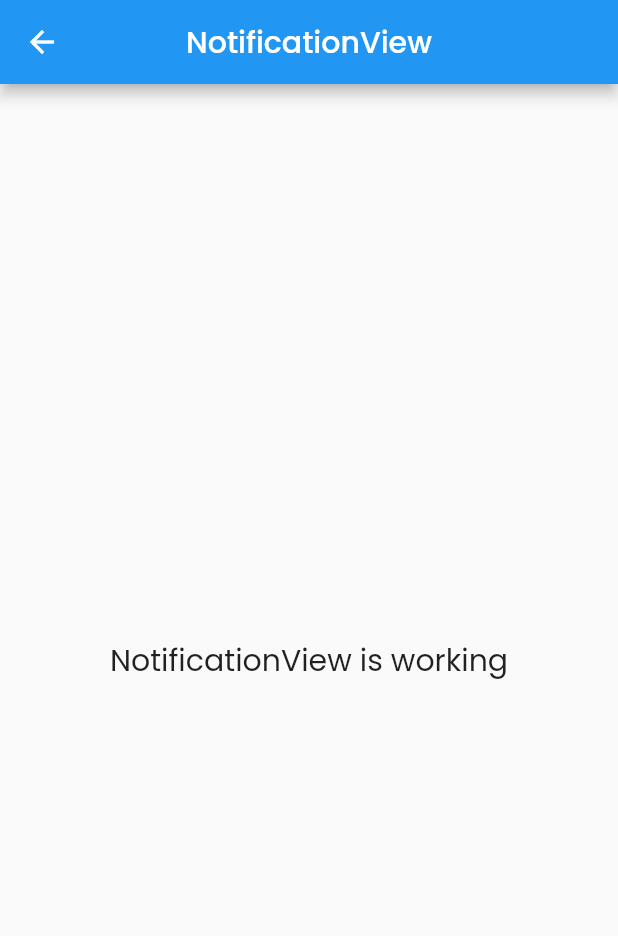
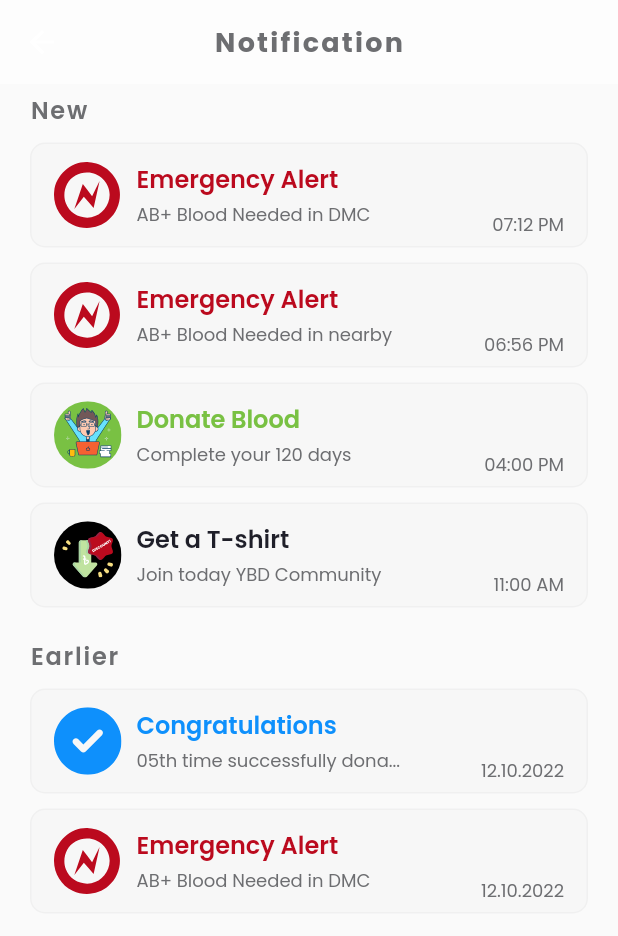
Before and after one commit to mdshadatrahman/donate_life, a Flutter app: the NotificationView screen opened by its route, on a phone screen of 412 x 824 dp. Shown: the top 936 px of the screen. Run offline on Flutter 3.47's test engine with Material 2 defaults, Android fonts, the phone set to English and light mode, and no system bars; our stand-ins replace country_code_picker, flutter_svg, get, intl_phone_number_input, lottie, pinput.

Commit message:
notification page done

```diff
--- /dev/null
+++ b/lib/app/modules/notification/components/notification_tile.dart
@@ -0,0 +1,90 @@
+import 'package:donate_life/app/utils/colors.dart';
+import 'package:flutter/material.dart';
+import 'package:flutter_svg/flutter_svg.dart';
+import 'package:get/get.dart';
+
+class NotificationTile extends StatelessWidget {
+  const NotificationTile({
+    super.key,
+    required this.notification,
+  });
+
+  final Map<String, dynamic> notification;
+
+  @override
+  Widget build(BuildContext context) {
+    return Padding(
+      padding: const EdgeInsets.symmetric(horizontal: 20, vertical: 5),
+      child: Container(
+        height: 70,
+        width: Get.width,
+        padding: const EdgeInsets.symmetric(horizontal: 15, vertical: 5),
+        decoration: BoxDecoration(
+          color: AppColors.secondaryColor.withOpacity(0.02),
+          borderRadius: BorderRadius.circular(10),
+          border: Border.all(
+            color: AppColors.secondaryColor.withOpacity(0.05),
+          ),
+        ),
+        child: Row(
+          mainAxisAlignment: MainAxisAlignment.spaceBetween,
+          children: [
+            Row(
+              children: [
+                SvgPicture.asset(
+                  notification['icon'],
+                  height: 45,
+                  width: 45,
+                ),
+                const SizedBox(width: 10),
+                Column(
+                  mainAxisAlignment: MainAxisAlignment.center,
+                  crossAxisAlignment: CrossAxisAlignment.start,
+                  children: [
+                    Text(
+                      notification['title'],
+                      style: TextStyle(
+                        color: notification['flag'] == 'red'
+                            ? AppColors.primaryColor
+                            : notification['flag'] == 'green'
+                                ? AppColors.green
+                                : notification['flag'] == 'blue'
+                                    ? AppColors.blue
+                                    : AppColors.black,
+                        fontSize: 16,
+                        fontWeight: FontWeight.w600,
+                      ),
+                    ),
+                    const SizedBox(height: 3),
+                    Text(
+                      notification['description'],
+                      style: const TextStyle(
+                        color: AppColors.secondaryColor,
+                        fontSize: 12,
+                        fontWeight: FontWeight.w400,
+                      ),
+                    ),
+                  ],
+                ),
+              ],
+            ),
+            //Time
+            Column(
+              mainAxisAlignment: MainAxisAlignment.end,
+              children: [
+                Text(
+                  notification['time'],
+                  style: const TextStyle(
+                    color: AppColors.secondaryColor,
+                    fontSize: 12,
+                    fontWeight: FontWeight.w400,
+                  ),
+                ),
+              ],
+            ),
+          ],
+        ),
+      ),
+    );
+  }
+}
--- a/lib/app/modules/notification/controllers/notification_controller.dart
+++ b/lib/app/modules/notification/controllers/notification_controller.dart
@@ -1,23 +1,76 @@
 import 'package:get/get.dart';
 
 class NotificationController extends GetxController {
-  //TODO: Implement NotificationController
-
-  final count = 0.obs;
   @override
   void onInit() {
+    getFirestEarlierNotificationIndex();
     super.onInit();
   }
 
-  @override
-  void onReady() {
-    super.onReady();
+  RxList<Map<String, dynamic>> notifications = <Map<String, dynamic>>[
+    {
+      'title': 'Emergency Alert',
+      'description': 'AB+ Blood Needed in DMC',
+      'icon': 'assets/svg/notifications/emergency.svg',
+      'time': '07:12 PM',
+      'flag': 'red',
+      'isRead': false,
+      'isToday': true,
+    },
+    {
+      'title': 'Emergency Alert',
+      'description': 'AB+ Blood Needed in nearby',
+      'icon': 'assets/svg/notifications/emergency.svg',
+      'time': '06:56 PM',
+      'flag': 'red',
+      'isRead': false,
+      'isToday': true,
+    },
+    {
+      'title': 'Donate Blood',
+      'description': 'Complete your 120 days',
+      'icon': 'assets/svg/notifications/thumbs_up.svg',
+      'time': '04:00 PM',
+      'flag': 'green',
+      'isRead': false,
+      'isToday': true,
+    },
+    {
+      'title': 'Get a T-shirt',
+      'description': 'Join today YBD Community',
+      'icon': 'assets/svg/notifications/discount.svg',
+      'time': '11:00 AM',
+      'flag': 'black',
+      'isRead': false,
+      'isToday': true,
+    },
+    {
+      'title': 'Congratulations',
+      'description': '05th time successfully dona...',
+      'icon': 'assets/svg/notifications/blue_tick.svg',
+      'time': '12.10.2022',
+      'flag': 'blue',
+      'isRead': false,
+      'isToday': false,
+    },
+    {
+      'title': 'Emergency Alert',
+      'description': 'AB+ Blood Needed in DMC',
+      'icon': 'assets/svg/notifications/emergency.svg',
+      'time': '12.10.2022',
+      'flag': 'red',
+      'isRead': false,
+      'isToday': false,
+    },
+  ].obs;
+
+  RxInt firstEarlierNotificationIndex = 0.obs;
+  getFirestEarlierNotificationIndex() {
+    for (int i = 0; i < notifications.length; i++) {
+      if (!notifications[i]['isToday']) {
+        firstEarlierNotificationIndex.value = i;
+        break;
+      }
+    }
   }
-
-  @override
-  void onClose() {
-    super.onClose();
-  }
-
-  void increment() => count.value++;
 }
--- a/lib/app/modules/notification/views/notification_view.dart
+++ b/lib/app/modules/notification/views/notification_view.dart
@@ -1,4 +1,7 @@
+import 'package:donate_life/app/modules/notification/components/notification_tile.dart';
+import 'package:donate_life/app/utils/colors.dart';
 import 'package:flutter/material.dart';
+import 'package:flutter_svg/flutter_svg.dart';
 
 import 'package:get/get.dart';
 
@@ -10,13 +13,101 @@ class NotificationView extends GetView<NotificationController> {
   Widget build(BuildContext context) {
     return Scaffold(
       appBar: AppBar(
-        title: const Text('NotificationView'),
+        backgroundColor: AppColors.white,
+        elevation: 0,
+        title: const Text(
+          'Notification',
+          style: TextStyle(
+            color: AppColors.secondaryColor,
+            fontSize: 18,
+            fontWeight: FontWeight.w700,
+            letterSpacing: 1.5,
+          ),
+        ),
         centerTitle: true,
       ),
-      body: const Center(
-        child: Text(
-          'NotificationView is working',
-          style: TextStyle(fontSize: 20),
+      body: SizedBox(
+        width: Get.width,
+        height: Get.height - AppBar().preferredSize.height - 110,
+        child: SingleChildScrollView(
+          physics: const BouncingScrollPhysics(),
+          child: Column(
+            children: [
+              Obx(
+                () => ListView.builder(
+                  physics: const NeverScrollableScrollPhysics(),
+                  shrinkWrap: true,
+                  itemCount: controller.notifications.length,
+                  itemBuilder: (context, index) {
+                    return Column(
+                      children: [
+                        controller.notifications[index]['isToday']
+                            ? Column(
+                                crossAxisAlignment: CrossAxisAlignment.start,
+                                children: [
+                                  index == 0
+                                      ? const Padding(
+                                          padding: EdgeInsets.symmetric(horizontal: 20, vertical: 5),
+                                          child: Text(
+                                            'New',
+                                            style: TextStyle(
+                                              color: AppColors.secondaryColor,
+                                              fontSize: 16,
+                                              fontWeight: FontWeight.w600,
+                                              letterSpacing: 1.2,
+                                            ),
+                                          ),
+                                        )
+                                      : const SizedBox(),
+                                  NotificationTile(notification: controller.notifications[index]),
+                                ],
+                              )
+                            : const SizedBox(),
+                      ],
+                    );
+                  },
+                ),
+              ),
+              const SizedBox(height: 10),
+              Obx(
+                () => ListView.builder(
+                  physics: const NeverScrollableScrollPhysics(),
+                  shrinkWrap: true,
+                  itemCount: controller.notifications.length,
+                  itemBuilder: (context, index) {
+                    return Column(
+                      children: [
+                        controller.notifications[index]['isToday'] == false
+                            ? Column(
+                                crossAxisAlignment: CrossAxisAlignment.start,
+                                children: [
+                                  index == controller.firstEarlierNotificationIndex.value
+                                      ? const Padding(
+                                          padding: EdgeInsets.symmetric(horizontal: 20, vertical: 5),
+                                          child: Text(
+                                            'Earlier',
+                                            style: TextStyle(
+                                              color: AppColors.secondaryColor,
+                                              fontSize: 16,
+                                              fontWeight: FontWeight.w600,
+                                              letterSpacing: 1.2,
+                                            ),
+                                          ),
+                                        )
+                                      : const SizedBox(),
+                                  NotificationTile(
+                                    notification: controller.notifications[index],
+                                  ),
+                                ],
+                              )
+                            : const SizedBox(),
+                      ],
+                    );
+                  },
+                ),
+              ),
+            ],
+          ),
         ),
       ),
     );
--- a/lib/app/utils/colors.dart
+++ b/lib/app/utils/colors.dart
@@ -7,4 +7,5 @@ class AppColors {
   static const Color white = Color(0xFFFDFDFD);
   static const Color yellow = Color(0xFFFFBB0D);
   static const Color blue = Color(0xFF0E90FC);
+  static const Color green = Color(0xFF79C143);
 }
--- a/pubspec.yaml
+++ b/pubspec.yaml
@@ -28,6 +28,7 @@ flutter:
     - assets/svg/bottom_nav/
     - assets/svg/home/
     - assets/svg/history/
+    - assets/svg/notifications/
     - assets/lottie/
   fonts:
     - family: Poppins
```
Also changed, not shown: assets/svg/notifications/blue_tick.svg (added), assets/svg/notifications/discount.svg (added), assets/svg/notifications/emergency.svg (added), assets/svg/notifications/thumbs_up.svg (added).
